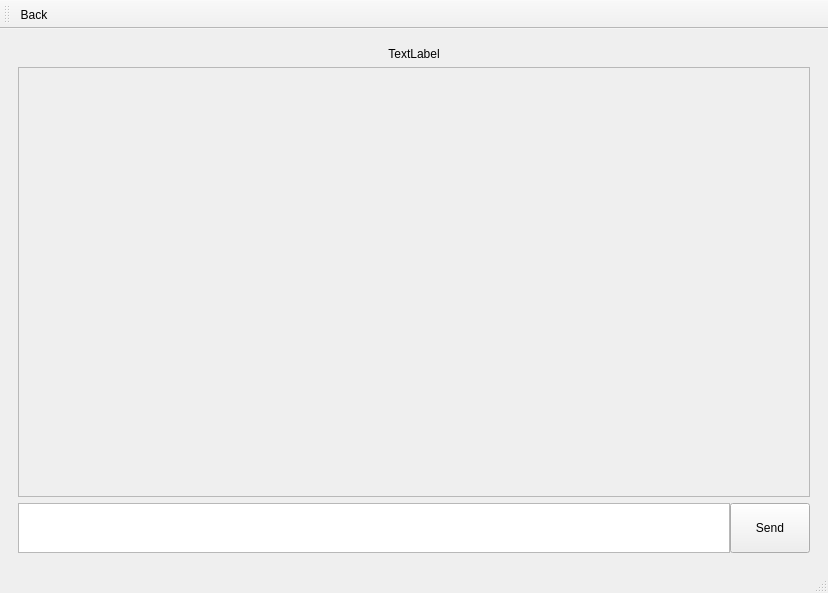
This is App/Client/GUI/MainWindow.ui in Dylan-Davy/Chat-App as Qt 5 draws it before an edit. The edited form follows.
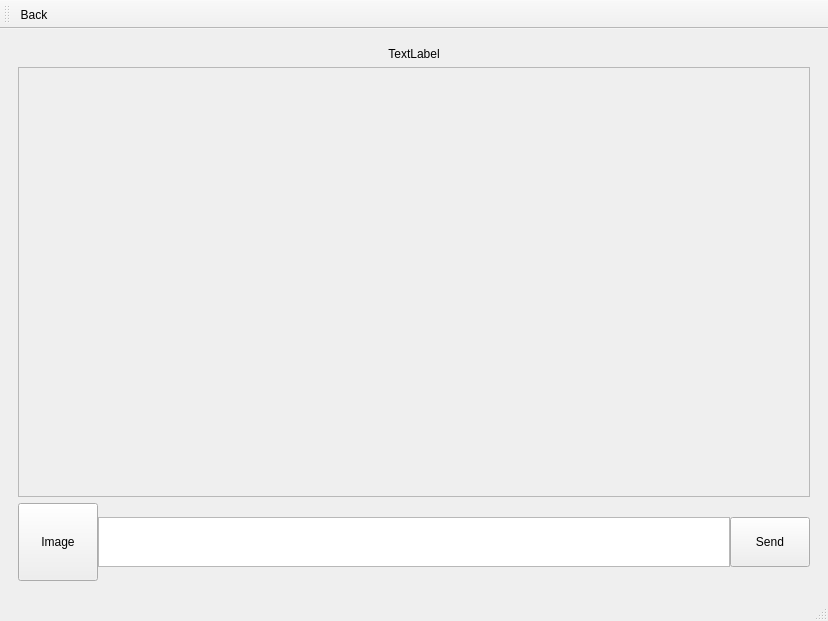
This is the edited form. The open tabs and pages were chosen to show the change.

```diff
--- a/App/Client/GUI/MainWindow.ui
+++ b/App/Client/GUI/MainWindow.ui
@@ -7,7 +7,7 @@
     <x>0</x>
     <y>0</y>
     <width>828</width>
-    <height>591</height>
+    <height>621</height>
    </rect>
   </property>
   <property name="sizePolicy">
@@ -242,6 +242,19 @@
           <property name="topMargin">
            <number>0</number>
           </property>
+          <item>
+           <widget class="QPushButton" name="imagebutton">
+            <property name="sizePolicy">
+             <sizepolicy hsizetype="Minimum" vsizetype="Expanding">
+              <horstretch>0</horstretch>
+              <verstretch>0</verstretch>
+             </sizepolicy>
+            </property>
+            <property name="text">
+             <string>Image</string>
+            </property>
+           </widget>
+          </item>
           <item>
            <widget class="QTextEdit" name="textEdit">
             <property name="maximumSize">
```
Left out of the diff: 4 changed lines with no effect on the pictures.
